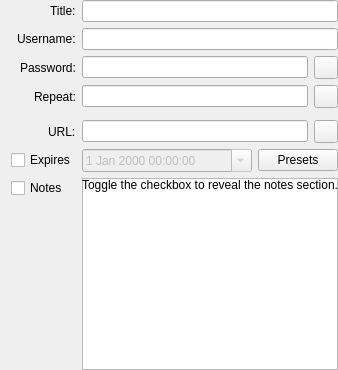
Qt form src/gui/entry/EditEntryWidgetMain.ui (keepassxreboot/keepassxc) before a commit.
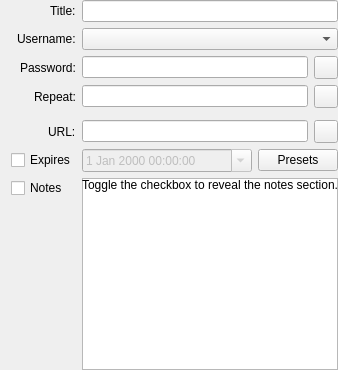
The same form after that commit. Custom widgets are drawn as their Qt base class.

Commit message:
Autocomplete usernames based on most frequent in database
* Fixes #3126
* Limit autocompletion to the top ten used usernames
- Load common usernames when database is opened
- Transition from QLineEdit to QComboBox for usernames
- Dropdown menu of the combobox lets user choose a common username
- Common usernames are autocompleted via inline completion
- Common usernames are sorted by frequency (first) and name (second)

What changed in the file:
```diff
--- a/src/gui/entry/EditEntryWidgetMain.ui
+++ b/src/gui/entry/EditEntryWidgetMain.ui
@@ -164,7 +164,7 @@
     <widget class="QLineEdit" name="titleEdit"/>
    </item>
    <item row="1" column="1">
-    <widget class="QLineEdit" name="usernameEdit"/>
+    <widget class="QComboBox" name="usernameComboBox"/>
    </item>
    <item row="7" column="0" alignment="Qt::AlignRight">
     <widget class="QCheckBox" name="expireCheck">
```
Left out of the diff: 2 changed lines with no effect on the pictures. The commit also changes 12 other files.
